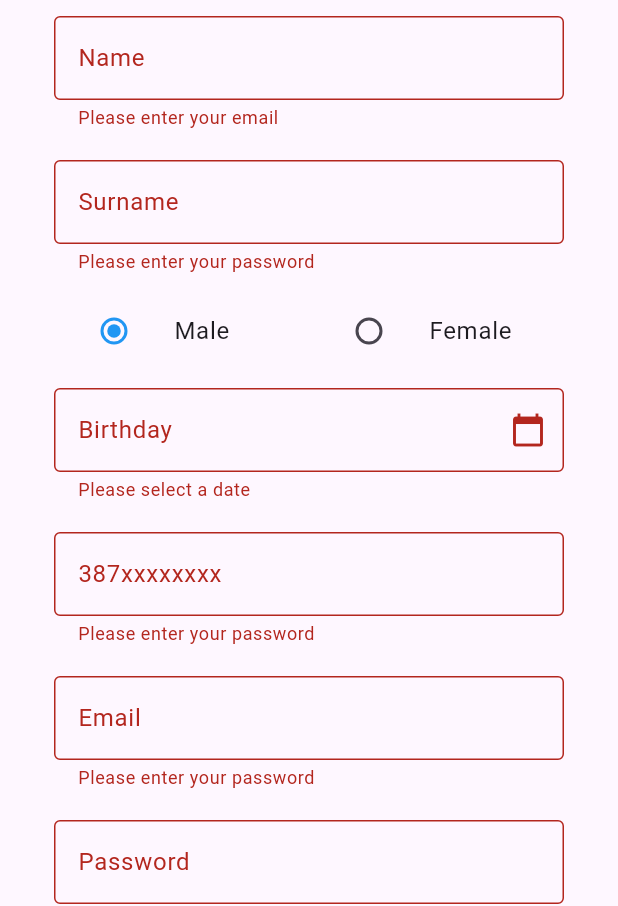
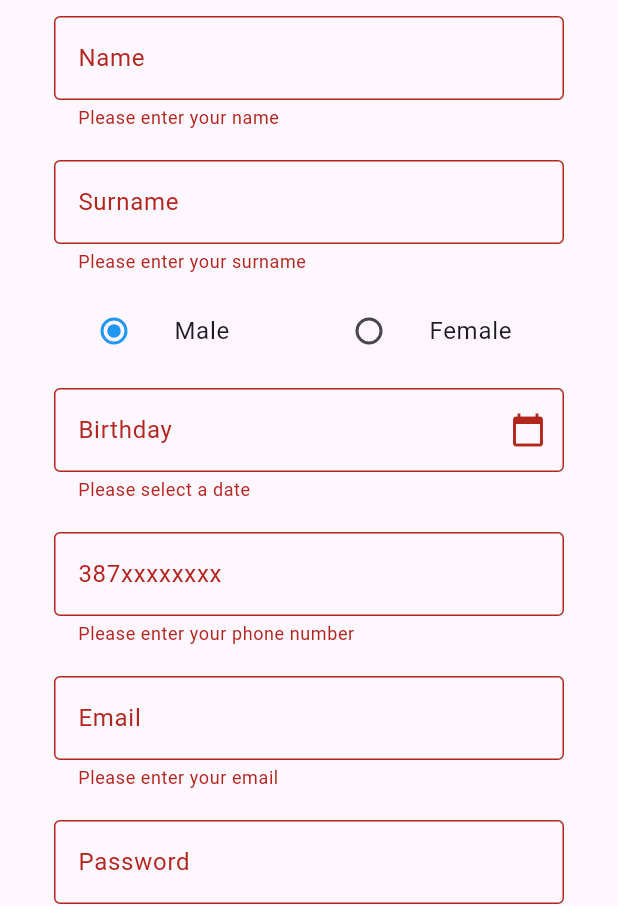
Before and after one commit to amarderschrecklicher/ZagradioMeApp, a Flutter app: the RegisterScreen screen opened directly, after a tap on "Register", on a phone screen of 412 x 824 dp. Shown: the part 239-1145 px from the top of the screen. Run offline on Flutter 3.47's test engine with Material 3 defaults, Android fonts, the light colour scheme and no system bars; missing offline and left inert: dart:ffi.

Commit message:
login register last touches

```diff
--- a/zagradio_me_front/lib/register_screen.dart
+++ b/zagradio_me_front/lib/register_screen.dart
@@ -94,12 +94,12 @@ class _RegisterScreenState extends State<RegisterScreen> {
                               ),
                               validator: (value) {
                                 if (value!.isEmpty) {
-                                  return 'Please enter your email';
+                                  return 'Please enter your name';
                                 }
                                 return null;
                               },
                               onSaved: (value) {
-                                _email = value!;
+                                _name = value!;
                               },
                             ),
                             const SizedBox(height: 20),
@@ -111,12 +111,12 @@ class _RegisterScreenState extends State<RegisterScreen> {
                               obscureText: true,
                               validator: (value) {
                                 if (value!.isEmpty) {
-                                  return 'Please enter your password';
+                                  return 'Please enter your surname';
                                 }
                                 return null;
                               },
                               onSaved: (value) {
-                                _password = value!;
+                                _surname = value!;
                               },
                             ),
                             const SizedBox(height: 10),
@@ -180,7 +180,7 @@ class _RegisterScreenState extends State<RegisterScreen> {
                               obscureText: true,
                               validator: (value) {
                                 if (value!.isEmpty || value.length < 7) {
-                                  return 'Please enter your password';
+                                  return 'Please enter your phone number';
                                 }
                                 return null;
                               },
@@ -197,12 +197,12 @@ class _RegisterScreenState extends State<RegisterScreen> {
                               obscureText: true,
                               validator: (value) {
                                 if (value!.isEmpty) {
-                                  return 'Please enter your password';
+                                  return 'Please enter your email';
                                 }
                                 return null;
                               },
                               onSaved: (value) {
-                                _password = value!;
+                                _email = value!;
                               },
                             ),
                             const SizedBox(height: 20),
@@ -231,12 +231,12 @@ class _RegisterScreenState extends State<RegisterScreen> {
                               obscureText: true,
                               validator: (value) {
                                 if (value!.isEmpty) {
-                                  return 'Please enter your password';
+                                  return 'Please enter your car plates';
                                 }
                                 return null;
                               },
                               onSaved: (value) {
-                                _password = value!;
+                                _car_plates = value!;
                               },
                             ),
                             const SizedBox(height: 20),
```
